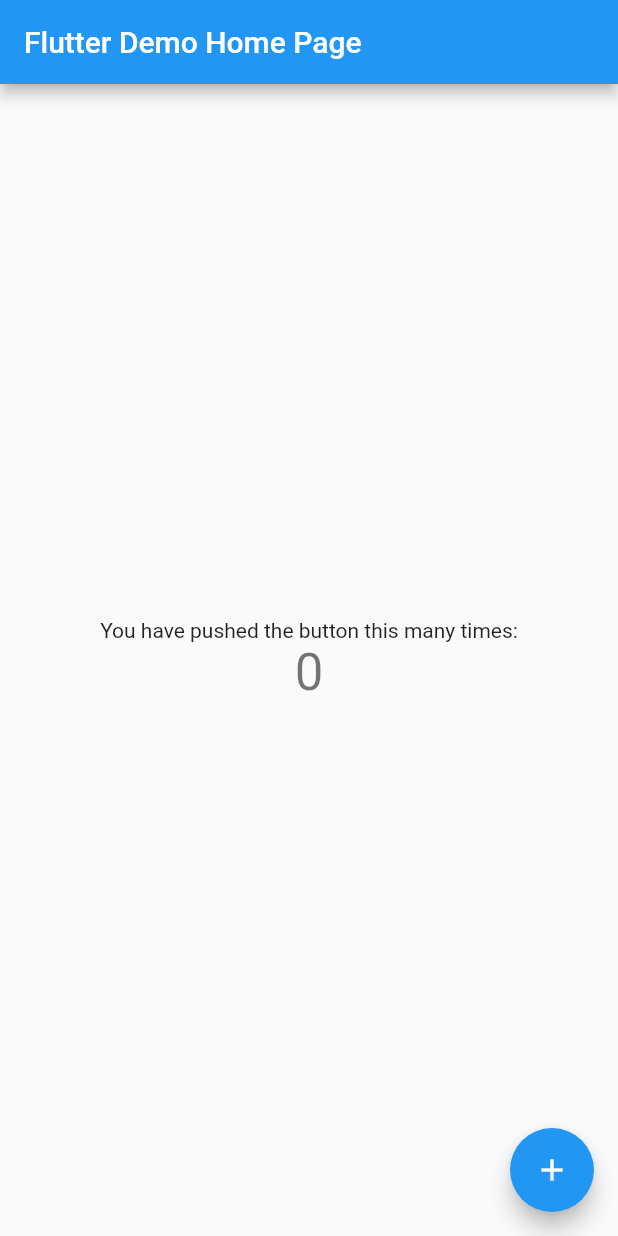
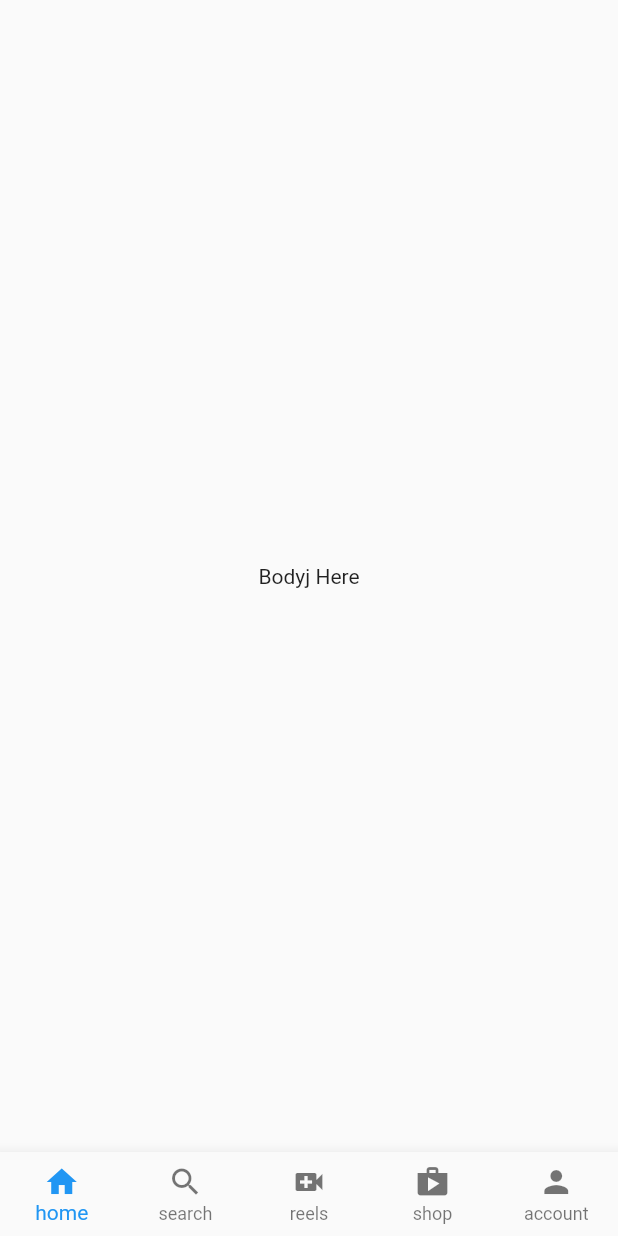
Before and after one commit to exu-s/instagram, a Flutter app: the screen it shows after launch, on a phone screen of 412 x 824 dp. Run offline on Flutter 3.47's test engine with Material 2 defaults, Android fonts, the phone set to English and light mode, and no system bars.

Commit message:
nav bar done

```diff
--- /dev/null
+++ b/lib/homepage.dart
@@ -0,0 +1,41 @@
+// ignore_for_file: prefer_const_constructors, prefer_const_literals_to_create_immutables
+
+import 'package:flutter/material.dart';
+
+class App extends StatelessWidget {
+  const App({Key? key}) : super(key: key);
+
+  @override
+  Widget build(BuildContext context) {
+    return Scaffold(
+      body: Center(
+        child: Text('Bodyj Here'),
+      ),
+      bottomNavigationBar: BottomNavigationBar(
+        type: BottomNavigationBarType.fixed,
+        items: [
+          BottomNavigationBarItem(
+            icon: Icon(Icons.home),
+            label: 'home',
+          ),
+          BottomNavigationBarItem(
+            icon: Icon(Icons.search),
+            label: 'search',
+          ),
+          BottomNavigationBarItem(
+            icon: Icon(Icons.video_call),
+            label: 'reels',
+          ),
+          BottomNavigationBarItem(
+            icon: Icon(Icons.shop),
+            label: 'shop',
+          ),
+          BottomNavigationBarItem(
+            icon: Icon(Icons.person),
+            label: 'account',
+          ),
+        ],
+      ),
+    );
+  }
+}
--- a/lib/main.dart
+++ b/lib/main.dart
@@ -1,4 +1,5 @@
 import 'package:flutter/material.dart';
+import 'package:instagram/homepage.dart';
 
 void main() {
   runApp(const MyApp());
@@ -10,106 +11,9 @@ class MyApp extends StatelessWidget {
   // This widget is the root of your application.
   @override
   Widget build(BuildContext context) {
-    return MaterialApp(
-      title: 'Flutter Demo',
-      theme: ThemeData(
-        // This is the theme of your application.
-        //
-        // Try running your application with "flutter run". You'll see the
-        // application has a blue toolbar. Then, without quitting the app, try
-        // changing the primarySwatch below to Colors.green and then invoke
-        // "hot reload" (press "r" in the console where you ran "flutter run",
-        // or simply save your changes to "hot reload" in a Flutter IDE).
-        // Notice that the counter didn't reset back to zero; the application
-        // is not restarted.
-        primarySwatch: Colors.blue,
-      ),
-      home: const MyHomePage(title: 'Flutter Demo Home Page'),
+    return const MaterialApp(
+      debugShowCheckedModeBanner: false,
+      home: App(),
     );
   }
 }
-
-class MyHomePage extends StatefulWidget {
-  const MyHomePage({Key? key, required this.title}) : super(key: key);
-
-  // This widget is the home page of your application. It is stateful, meaning
-  // that it has a State object (defined below) that contains fields that affect
-  // how it looks.
-
-  // This class is the configuration for the state. It holds the values (in this
-  // case the title) provided by the parent (in this case the App widget) and
-  // used by the build method of the State. Fields in a Widget subclass are
-  // always marked "final".
-
-  final String title;
-
-  @override
-  State<MyHomePage> createState() => _MyHomePageState();
-}
-
-class _MyHomePageState extends State<MyHomePage> {
-  int _counter = 0;
-
-  void _incrementCounter() {
-    setState(() {
-      // This call to setState tells the Flutter framework that something has
-      // changed in this State, which causes it to rerun the build method below
-      // so that the display can reflect the updated values. If we changed
-      // _counter without calling setState(), then the build method would not be
-      // called again, and so nothing would appear to happen.
-      _counter++;
-    });
-  }
-
-  @override
-  Widget build(BuildContext context) {
-    // This method is rerun every time setState is called, for instance as done
-    // by the _incrementCounter method above.
-    //
-    // The Flutter framework has been optimized to make rerunning build methods
-    // fast, so that you can just rebuild anything that needs updating rather
-    // than having to individually change instances of widgets.
-    return Scaffold(
-      appBar: AppBar(
-        // Here we take the value from the MyHomePage object that was created by
-        // the App.build method, and use it to set our appbar title.
-        title: Text(widget.title),
-      ),
-      body: Center(
-        // Center is a layout widget. It takes a single child and positions it
-        // in the middle of the parent.
-        child: Column(
-          // Column is also a layout widget. It takes a list of children and
-          // arranges them vertically. By default, it sizes itself to fit its
-          // children horizontally, and tries to be as tall as its parent.
-          //
-          // Invoke "debug painting" (press "p" in the console, choose the
-          // "Toggle Debug Paint" action from the Flutter Inspector in Android
-          // Studio, or the "Toggle Debug Paint" command in Visual Studio Code)
-          // to see the wireframe for each widget.
-          //
-          // Column has various properties to control how it sizes itself and
-          // how it positions its children. Here we use mainAxisAlignment to
-          // center the children vertically; the main axis here is the vertical
-          // axis because Columns are vertical (the cross axis would be
-          // horizontal).
-          mainAxisAlignment: MainAxisAlignment.center,
-          children: <Widget>[
-            const Text(
-              'You have pushed the button this many times:',
-            ),
-            Text(
-              '$_counter',
-              style: Theme.of(context).textTheme.headline4,
-            ),
-          ],
-        ),
-      ),
-      floatingActionButton: FloatingActionButton(
-        onPressed: _incrementCounter,
-        tooltip: 'Increment',
-        child: const Icon(Icons.add),
-      ), // This trailing comma makes auto-formatting nicer for build methods.
-    );
-  }
-}
```
